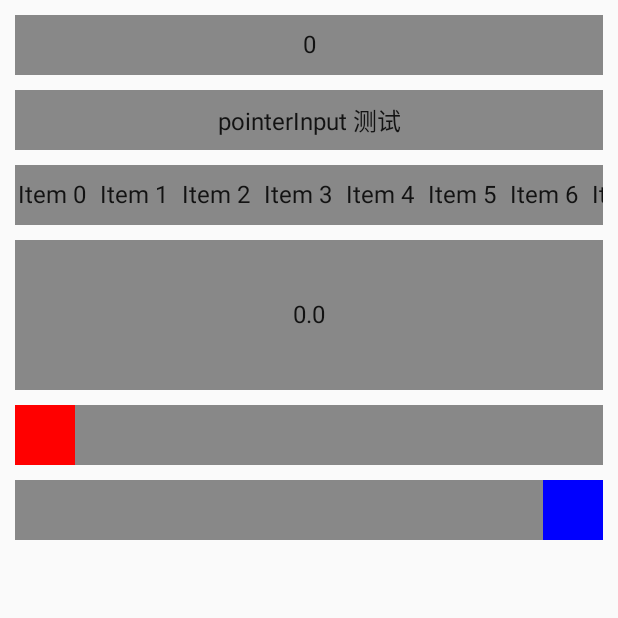
After one commit to jiaoyaning/ComposeRoad, an Android app built with Jetpack Compose: the GestureActivity screen opened directly, with no data from a screen before it, on a phone screen of 412 x 824 dp, the top half of it. The commit adds this screen. Run offline under Robolectric (Android 15) with nearby library versions, the phone set to English and light mode, and no system bars.

Commit message:
update 手势

```diff
--- a/app/src/main/AndroidManifest.xml
+++ b/app/src/main/AndroidManifest.xml
@@ -10,6 +10,9 @@
         android:roundIcon="@mipmap/ic_launcher_round"
         android:supportsRtl="true"
         android:theme="@style/Theme.ComposeRoad">
+        <activity
+            android:name=".gesture.GestureActivity"
+            android:exported="false" />
         <activity
             android:name=".graphics.GraphicsActivity"
             android:exported="false" />
--- a/app/src/main/java/com/jyn/composeroad/MainActivity.kt
+++ b/app/src/main/java/com/jyn/composeroad/MainActivity.kt
@@ -38,6 +38,7 @@ import androidx.lifecycle.viewmodel.compose.*
 import com.jyn.composeroad.animation.AnimationActivity
 import com.jyn.composeroad.base.Btn
 import com.jyn.composeroad.graphics.GraphicsActivity
+import com.jyn.composeroad.gesture.GestureActivity
 
 /*
  * 官方教程 & 文档
@@ -139,16 +140,16 @@ class MainActivity : BaseActivity() {
             item { Btn("动画") { goto(AnimationActivity::class.java) } }
 
             /*
+             * 手势 : 检测用户手势并与之互动
+             * https://compose.net.cn/design/gesture/overview/
+             * https://developer.android.google.cn/jetpack/compose/gestures
+             */
+            item { Btn("手势") { goto(GestureActivity::class.java) } }
+
+            /*
              * 主题 : 如何为基于 Compose 的界面设置主题背景
              * https://compose.net.cn/design/theme/overview/
              * https://developer.android.google.cn/jetpack/compose/themes
-             */
-            item { }
-
-            /*
-             * 手势 : 检测用户手势并与之互动
-             * https://compose.net.cn/design/gesture/overview/
-             * https://developer.android.google.cn/jetpack/compose/gestures
              */
             item { }
 
--- a/app/src/main/java/com/jyn/composeroad/base/BaseActivity.kt
+++ b/app/src/main/java/com/jyn/composeroad/base/BaseActivity.kt
@@ -1,8 +1,10 @@
 package com.jyn.composeroad.base
 
 import android.content.Intent
+import android.widget.Toast
 import androidx.activity.ComponentActivity
 
 open class BaseActivity : ComponentActivity() {
     fun <T> goto(cls: Class<T>) = startActivity(Intent(this, cls))
+    fun toast(text: CharSequence) = Toast.makeText(this, text, Toast.LENGTH_SHORT).show()
 }
--- /dev/null
+++ b/app/src/main/java/com/jyn/composeroad/gesture/GestureActivity.kt
@@ -0,0 +1,228 @@
+package com.jyn.composeroad.gesture
+
+import android.os.Bundle
+import androidx.activity.compose.setContent
+import androidx.compose.foundation.background
+import androidx.compose.foundation.clickable
+import androidx.compose.foundation.gestures.*
+import androidx.compose.foundation.horizontalScroll
+import androidx.compose.foundation.layout.*
+import androidx.compose.foundation.lazy.LazyColumn
+import androidx.compose.foundation.rememberScrollState
+import androidx.compose.material.*
+import androidx.compose.runtime.*
+import androidx.compose.ui.Alignment
+import androidx.compose.ui.Modifier
+import androidx.compose.ui.graphics.Color
+import androidx.compose.ui.input.pointer.pointerInput
+import androidx.compose.ui.layout.onSizeChanged
+import androidx.compose.ui.platform.LocalDensity
+import androidx.compose.ui.tooling.preview.Preview
+import androidx.compose.ui.unit.IntOffset
+import androidx.compose.ui.unit.dp
+import com.jyn.composeroad.base.BaseActivity
+import com.jyn.composeroad.ui.theme.ComposeRoadTheme
+import kotlin.math.roundToInt
+
+/*
+ * 手势 : 检测用户手势并与之互动
+ * https://compose.net.cn/design/gesture/overview/
+ * https://developer.android.google.cn/jetpack/compose/gestures
+ */
+class GestureActivity : BaseActivity() {
+    override fun onCreate(savedInstanceState: Bundle?) {
+        super.onCreate(savedInstanceState)
+        setContent { ComposeRoadTheme { GestureView() } }
+    }
+
+    @Composable
+    fun GestureView() {
+        LazyColumn(
+            contentPadding = PaddingValues(10.dp, 10.dp),
+            verticalArrangement = Arrangement.spacedBy(10.dp)
+        ) {
+            item { ClickableView() }
+
+            item { PointerInputView() }
+
+            item { ScrollView() }
+
+            item { ScrollableView() }
+
+            item { DraggableView() }
+
+            item { SwipeableView() }
+        }
+    }
+
+    /**
+     * clickable 修饰符允许应用检测对已应用该修饰符的元素的点击。
+     */
+    @Preview(showBackground = true)
+    @Composable
+    fun ClickableView() {
+        var count by remember { mutableStateOf(0) }
+        Box(
+            Modifier
+                .fillMaxWidth()
+                .height(40.dp)
+                .background(Color.Gray)
+                .clickable { count++ },
+            contentAlignment = Alignment.Center
+        ) { Text(text = "$count") }
+    }
+
+    /**
+     * 点按手势检测器
+     */
+    @Composable
+    fun PointerInputView() {
+        Box(contentAlignment = Alignment.Center,
+            modifier = Modifier
+                .pointerInput(Unit) {
+                    detectTapGestures(
+                        onDoubleTap = { toast("双击") },
+                        onLongPress = { toast("长按") },
+                        onPress = { toast("按下") },
+                        onTap = { toast("单击") }
+                    )
+
+                    forEachGesture {
+                        awaitPointerEventScope {
+                            val event = awaitPointerEvent()
+                        }
+                    }
+                }
+                .fillMaxWidth()
+                .height(40.dp)
+                .background(Color.Gray)
+        ) { Text(text = "pointerInput 测试") }
+    }
+
+    /**
+     * 滚动修饰符
+     * verticalScroll 和 horizontalScroll 修饰符提供一种最简单的方法，可让用户在元素内容边界大于最大尺寸约束时滚动元素。
+     */
+    @Composable
+    fun ScrollView() {
+        Row(
+            modifier = Modifier
+                .fillMaxWidth()
+                .height(40.dp)
+                .background(Color.Gray)
+                .horizontalScroll(rememberScrollState()),
+            verticalAlignment = Alignment.CenterVertically
+        ) {
+            repeat(10) {
+                Text("Item $it", modifier = Modifier.padding(2.dp))
+                Spacer(modifier = Modifier.width(5.dp))
+            }
+        }
+    }
+
+    /**
+     * 可滚动的修饰符
+     * scrollable 修饰符与滚动修饰符不同，区别在于 scrollable 可检测滚动手势，但不会偏移其内容。
+     */
+    @Composable
+    fun ScrollableView() {
+        var offset by remember { mutableStateOf(0f) }
+        Box(
+            contentAlignment = Alignment.Center,
+            modifier = Modifier
+                .fillMaxWidth()
+                .height(100.dp)
+                .background(Color.Gray)
+                .scrollable(
+                    orientation = Orientation.Vertical,
+                    state = rememberScrollableState { delta ->
+                        offset += delta
+                        delta
+                    })
+        ) {
+            Text("$offset")
+        }
+    }
+
+    /**
+     * 拖动手势偏移量
+     * draggable 修饰符只能监听垂直方向偏移或水平方向偏移。
+     *
+     *  draggableState：通过 draggableState 可以获取到拖动手势的偏移量，并允许开发者动态控制偏移量
+     *  orientation：监听的拖动手势方向，只能是水平方向(Orientation.Horizontal)或垂直方向(Orientation.Vertical)
+     */
+    @Composable
+    fun DraggableView() {
+        var offsetX by remember { mutableStateOf(0f) }
+        var maxWidth by remember { mutableStateOf(0) }
+        val size = with(LocalDensity.current) { 40.dp.toPx() }
+        Box(
+            modifier = Modifier
+                .fillMaxWidth()
+                .onSizeChanged { maxWidth = it.width }
+                .background(Color.Gray)
+        ) {
+            Box(modifier = Modifier
+                .size(40.dp)
+                .offset { IntOffset(offsetX.roundToInt(), 0) }
+                .draggable(orientation = Orientation.Horizontal,
+                    //delta 滑动距离
+                    state = rememberDraggableState { delta ->
+                        offsetX = (offsetX + delta).coerceIn(0f, maxWidth.toFloat() - size)
+                    }
+                )
+                .background(Color.Red))
+        }
+    }
+
+    /**
+     * 吸附效果的滑动
+     * 与 draggable 修饰符不同的是， swipeable 修饰符允许开发者通过锚点设置从而实现组件呈现吸附效果的动画，常用于开关等动画，也可用于下拉刷新等特殊效果的实现。
+     *
+     *  swipeableState：通过 swipeableState 的设置可以获取到当前手势的偏移量信息
+     *  anchors：锚点，可以通过锚点设置在不同状态时所应该对应的偏移量信息
+     *  orientation：手势方向，被修饰组件的手势方向只能是水平或垂直
+     *  thresholds (常用非必需)：常用作定制不同锚点间吸附效果的临界阈值，常用有 FixedThreshold(Dp) 和FractionalThreshold(Float)等
+     */
+    @OptIn(ExperimentalMaterialApi::class)
+    @Composable
+    fun SwipeableView() {
+        var maxWidth by remember { mutableStateOf(0) }
+        val size = with(LocalDensity.current) { 40.dp.toPx() }
+        val state = rememberSwipeableState(true)
+        Box(
+            modifier = Modifier
+                .fillMaxWidth()
+                .onSizeChanged { maxWidth = it.width }
+                .background(Color.Gray)
+        ) {
+            Box(
+                modifier = Modifier
+                    .size(40.dp)
+                    .offset { IntOffset(state.offset.value.toInt(), 0) }
+                    .swipeable(
+                        orientation = Orientation.Horizontal,
+                        state = state,
+                        anchors = mapOf(
+                            0f to false,
+                            maxWidth.toFloat() - size to true
+                        ),
+                        thresholds = { from, to ->
+                            if (from == true) {
+                                FractionalThreshold(0.5f)
+                            } else {
+                                FractionalThreshold(0.5f)
+                            }
+                        }
+                    )
+                    .background(Color.Blue)
+            )
+        }
+    }
+
+    @Composable
+    fun TransformableView() {
+//        Box(modifier = Modifier.transformable())
+    }
+
+}
--- a/app/src/main/java/com/jyn/composeroad/layout/LayoutActivity.kt
+++ b/app/src/main/java/com/jyn/composeroad/layout/LayoutActivity.kt
@@ -198,4 +198,6 @@ class LayoutActivity : ComponentActivity() {
             )
         }
     }
+
+
 }
--- a/app/src/main/res/values/strings.xml
+++ b/app/src/main/res/values/strings.xml
@@ -14,4 +14,5 @@
     <string name="title_activity_main">MainActivity</string>
     <string name="title_activity_navigation">NavigationActivity</string>
     <string name="title_activity_animation">AnimationActivity</string>
+    <string name="title_activity_input">InputActivity</string>
 </resources>
```
